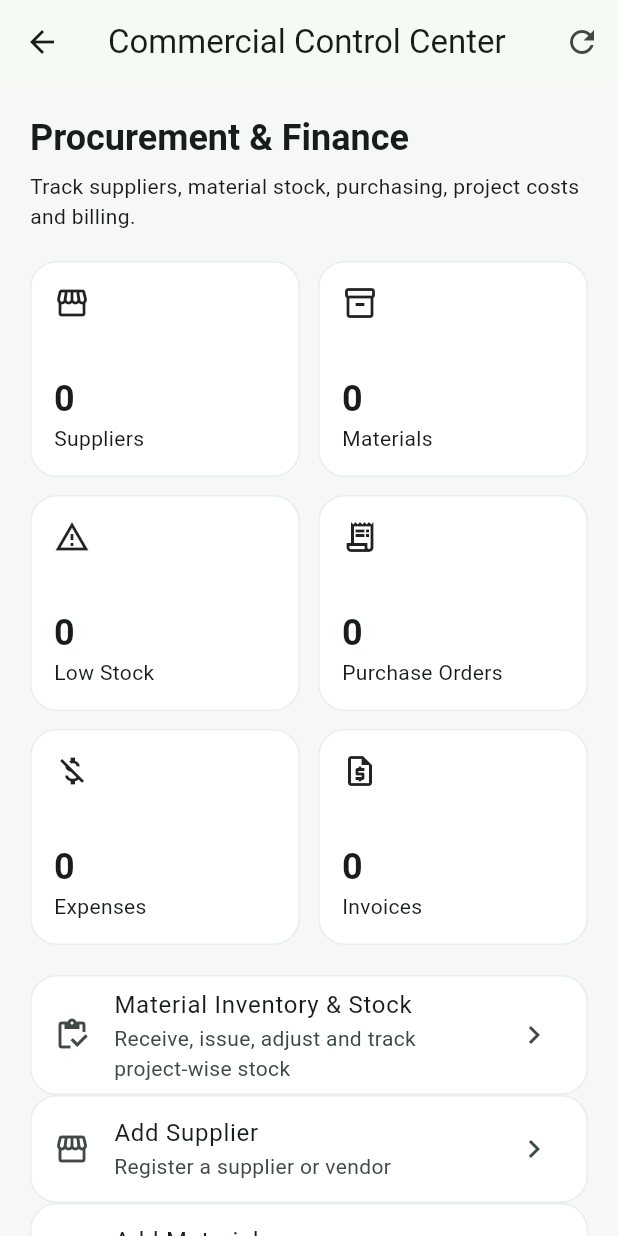
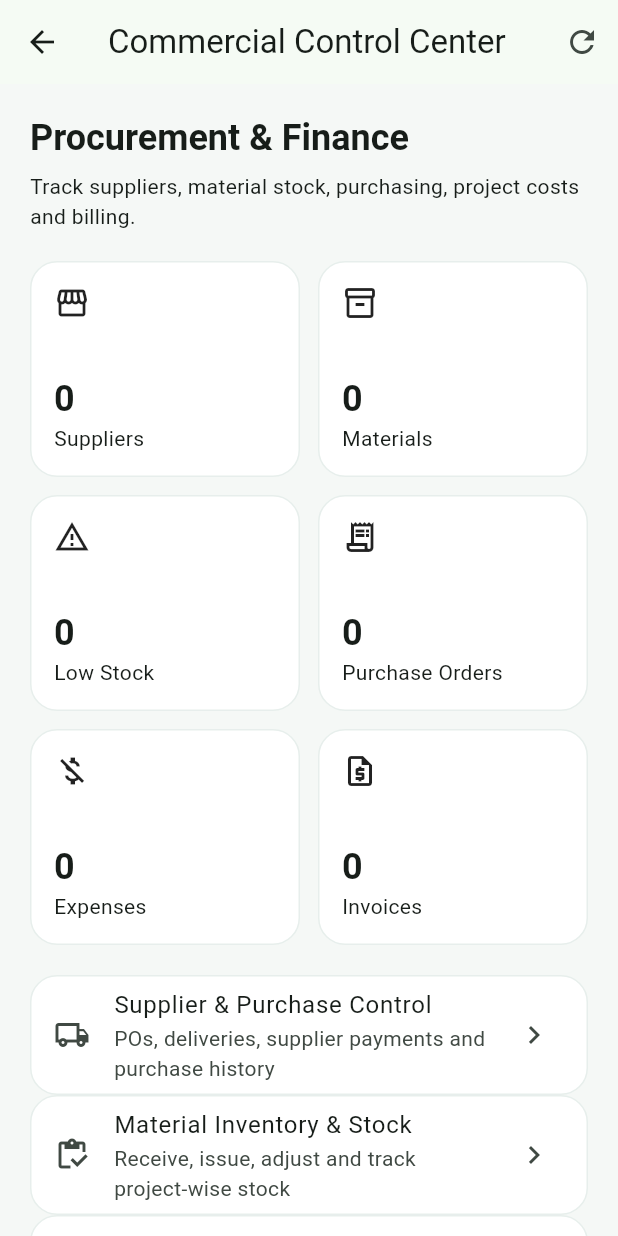
Before and after one commit to choudrymnouman-cell/Choudhary-Sons, a Flutter app: the CommercialDashboard screen opened directly with empty values, on a phone screen of 412 x 824 dp. Run offline on Flutter 3.47's test engine with Material 3 defaults, Android fonts, the phone set to English and light mode, and no system bars; our stand-ins replace file_picker, supabase_flutter; accounts and stored records are empty.

Commit message:
feat: connect supplier purchase control

```diff
--- a/mobile/lib/screens/commercial_dashboard.dart
+++ b/mobile/lib/screens/commercial_dashboard.dart
@@ -5,34 +5,23 @@ import 'boq_management_screen.dart';
 import 'material_stock_screen.dart';
 import 'operations_create_forms.dart';
 import 'project_financial_screen.dart';
+import 'supplier_purchase_screen.dart';
 
 class CommercialDashboard extends StatefulWidget {
   const CommercialDashboard({super.key, required this.session});
   final AuthSession session;
   @override State<CommercialDashboard> createState() => _CommercialDashboardState();
 }
-
 class _CommercialDashboardState extends State<CommercialDashboard> {
-  final _api = ApiService(); bool _loading=true; String? _error;
-  int suppliers=0,materials=0,lowStock=0,purchaseOrders=0,expenses=0,invoices=0;
+  final _api=ApiService(); bool _loading=true; String? _error; int suppliers=0,materials=0,lowStock=0,purchaseOrders=0,expenses=0,invoices=0;
   @override void initState(){super.initState();_load();}
-  Future<void> _load() async {setState((){_loading=true;_error=null;});try{final r=await Future.wait([_api.suppliers(widget.session.token),_api.materials(widget.session.token),_api.lowStockMaterials(widget.session.token),_api.purchaseOrders(widget.session.token),_api.expenses(widget.session.token),_api.invoices(widget.session.token)]);if(!mounted)return;setState((){suppliers=r[0].length;materials=r[1].length;lowStock=r[2].length;purchaseOrders=r[3].length;expenses=r[4].length;invoices=r[5].length;});}catch(e){if(mounted)setState(()=>_error=e.toString().replaceFirst('Exception: ',''));}finally{if(mounted)setState(()=>_loading=false);}}
-  Future<void> _open(String type) async {final changed=await Navigator.of(context).push<bool>(MaterialPageRoute(builder:(_)=>OperationsCreateScreen(session:widget.session,type:type)));if(changed==true)_load();}
-  void _openFinancials()=>Navigator.of(context).push(MaterialPageRoute(builder:(_)=>ProjectFinancialScreen(session:widget.session)));
-  void _openBoq()=>Navigator.of(context).push(MaterialPageRoute(builder:(_)=>BoqManagementScreen(session:widget.session)));
-  void _openStock()=>Navigator.of(context).push(MaterialPageRoute(builder:(_)=>MaterialStockScreen(session:widget.session)));
-  @override Widget build(BuildContext context)=>Scaffold(appBar:AppBar(title:const Text('Commercial Control Center'),actions:[IconButton(onPressed:_load,icon:const Icon(Icons.refresh))]),body:_loading?const Center(child:CircularProgressIndicator()):RefreshIndicator(onRefresh:_load,child:ListView(padding:const EdgeInsets.all(20),children:[
-    Text('Procurement & Finance',style:Theme.of(context).textTheme.headlineSmall?.copyWith(fontWeight:FontWeight.bold)),const SizedBox(height:6),const Text('Track suppliers, material stock, purchasing, project costs and billing.'),if(_error!=null)...[const SizedBox(height:12),Text(_error!,style:TextStyle(color:Theme.of(context).colorScheme.error))],const SizedBox(height:20),
-    GridView.count(shrinkWrap:true,physics:const NeverScrollableScrollPhysics(),crossAxisCount:2,crossAxisSpacing:12,mainAxisSpacing:12,childAspectRatio:1.25,children:[_MetricCard(icon:Icons.storefront_outlined,label:'Suppliers',value:suppliers),_MetricCard(icon:Icons.inventory_2_outlined,label:'Materials',value:materials),_MetricCard(icon:Icons.warning_amber_outlined,label:'Low Stock',value:lowStock),_MetricCard(icon:Icons.receipt_long_outlined,label:'Purchase Orders',value:purchaseOrders),_MetricCard(icon:Icons.money_off_outlined,label:'Expenses',value:expenses),_MetricCard(icon:Icons.request_quote_outlined,label:'Invoices',value:invoices)]),const SizedBox(height:20),
-    _ActionTile(icon:Icons.inventory_outlined,title:'Material Inventory & Stock',subtitle:'Receive, issue, adjust and track project-wise stock',onTap:_openStock),
-    _ActionTile(icon:Icons.storefront_outlined,title:'Add Supplier',subtitle:'Register a supplier or vendor',onTap:()=>_open('Supplier')),
-    _ActionTile(icon:Icons.inventory_2_outlined,title:'Add Material',subtitle:'Create stock item and reorder level',onTap:()=>_open('Material')),
-    _ActionTile(icon:Icons.shopping_cart_checkout_outlined,title:'Create Purchase Order',subtitle:'Create supplier purchase order',onTap:()=>_open('Purchase Order')),
-    _ActionTile(icon:Icons.payments_outlined,title:'Record Project Expense',subtitle:'Labour, material, fuel and site expense',onTap:()=>_open('Expense')),
-    _ActionTile(icon:Icons.request_quote_outlined,title:'Create Client Invoice',subtitle:'Billing and receivables',onTap:()=>_open('Invoice')),
-    _ActionTile(icon:Icons.calculate_outlined,title:'BOQ Management',subtitle:'Quantities, unit rates, executed work and remaining value',onTap:_openBoq),
-    _ActionTile(icon:Icons.trending_up_outlined,title:'Project Financial Control',subtitle:'Contract value, cost, billing, collections and estimated profit',onTap:_openFinancials),
-  ])));
+  Future<void> _load()async{setState((){_loading=true;_error=null;});try{final r=await Future.wait([_api.suppliers(widget.session.token),_api.materials(widget.session.token),_api.lowStockMaterials(widget.session.token),_api.purchaseOrders(widget.session.token),_api.expenses(widget.session.token),_api.invoices(widget.session.token)]);if(!mounted)return;setState((){suppliers=r[0].length;materials=r[1].length;lowStock=r[2].length;purchaseOrders=r[3].length;expenses=r[4].length;invoices=r[5].length;});}catch(e){if(mounted)setState(()=>_error=e.toString().replaceFirst('Exception: ',''));}finally{if(mounted)setState(()=>_loading=false);}}
+  Future<void> _open(String type)async{final changed=await Navigator.of(context).push<bool>(MaterialPageRoute(builder:(_)=>OperationsCreateScreen(session:widget.session,type:type)));if(changed==true)_load();}
+  void _push(Widget screen)=>Navigator.of(context).push(MaterialPageRoute(builder:(_)=>screen));
+  @override Widget build(BuildContext context)=>Scaffold(appBar:AppBar(title:const Text('Commercial Control Center'),actions:[IconButton(onPressed:_load,icon:const Icon(Icons.refresh))]),body:_loading?const Center(child:CircularProgressIndicator()):RefreshIndicator(onRefresh:_load,child:ListView(padding:const EdgeInsets.all(20),children:[Text('Procurement & Finance',style:Theme.of(context).textTheme.headlineSmall?.copyWith(fontWeight:FontWeight.bold)),const SizedBox(height:6),const Text('Track suppliers, material stock, purchasing, project costs and billing.'),if(_error!=null)...[const SizedBox(height:12),Text(_error!,style:TextStyle(color:Theme.of(context).colorScheme.error))],const SizedBox(height:20),GridView.count(shrinkWrap:true,physics:const NeverScrollableScrollPhysics(),crossAxisCount:2,crossAxisSpacing:12,mainAxisSpacing:12,childAspectRatio:1.25,children:[_MetricCard(icon:Icons.storefront_outlined,label:'Suppliers',value:suppliers),_MetricCard(icon:Icons.inventory_2_outlined,label:'Materials',value:materials),_MetricCard(icon:Icons.warning_amber_outlined,label:'Low Stock',value:lowStock),_MetricCard(icon:Icons.receipt_long_outlined,label:'Purchase Orders',value:purchaseOrders),_MetricCard(icon:Icons.money_off_outlined,label:'Expenses',value:expenses),_MetricCard(icon:Icons.request_quote_outlined,label:'Invoices',value:invoices)]),const SizedBox(height:20),
+  _ActionTile(icon:Icons.local_shipping_outlined,title:'Supplier & Purchase Control',subtitle:'POs, deliveries, supplier payments and purchase history',onTap:()=>_push(SupplierPurchaseScreen(session:widget.session))),
+  _ActionTile(icon:Icons.inventory_outlined,title:'Material Inventory & Stock',subtitle:'Receive, issue, adjust and track project-wise stock',onTap:()=>_push(MaterialStockScreen(session:widget.session))),
+  _ActionTile(icon:Icons.storefront_outlined,title:'Add Supplier',subtitle:'Register a supplier or vendor',onTap:()=>_open('Supplier')),_ActionTile(icon:Icons.inventory_2_outlined,title:'Add Material',subtitle:'Create stock item and reorder level',onTap:()=>_open('Material')),_ActionTile(icon:Icons.shopping_cart_checkout_outlined,title:'Create Purchase Order',subtitle:'Create supplier purchase order',onTap:()=>_open('Purchase Order')),_ActionTile(icon:Icons.payments_outlined,title:'Record Project Expense',subtitle:'Labour, material, fuel and site expense',onTap:()=>_open('Expense')),_ActionTile(icon:Icons.request_quote_outlined,title:'Create Client Invoice',subtitle:'Billing and receivables',onTap:()=>_open('Invoice')),_ActionTile(icon:Icons.calculate_outlined,title:'BOQ Management',subtitle:'Quantities, unit rates, executed work and remaining value',onTap:()=>_push(BoqManagementScreen(session:widget.session))),_ActionTile(icon:Icons.trending_up_outlined,title:'Project Financial Control',subtitle:'Contract value, cost, billing, collections and estimated profit',onTap:()=>_push(ProjectFinancialScreen(session:widget.session)))])));
 }
 class _MetricCard extends StatelessWidget{const _MetricCard({required this.icon,required this.label,required this.value});final IconData icon;final String label;final int value;@override Widget build(BuildContext context)=>Card(child:Padding(padding:const EdgeInsets.all(16),child:Column(crossAxisAlignment:CrossAxisAlignment.start,children:[Icon(icon),const Spacer(),Text('$value',style:Theme.of(context).textTheme.headlineSmall?.copyWith(fontWeight:FontWeight.bold)),Text(label)])));}
 class _ActionTile extends StatelessWidget{const _ActionTile({required this.icon,required this.title,required this.subtitle,this.onTap});final IconData icon;final String title,subtitle;final VoidCallback? onTap;@override Widget build(BuildContext context)=>Card(child:ListTile(leading:Icon(icon),title:Text(title),subtitle:Text(subtitle),trailing:const Icon(Icons.chevron_right),onTap:onTap));}
```
